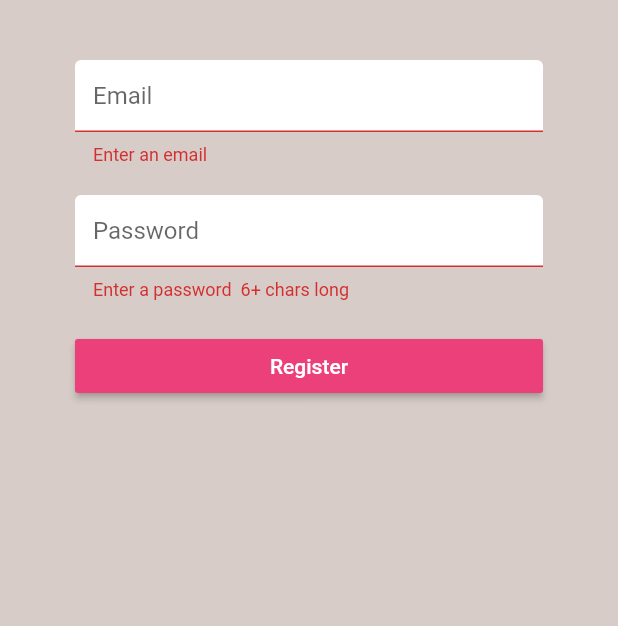
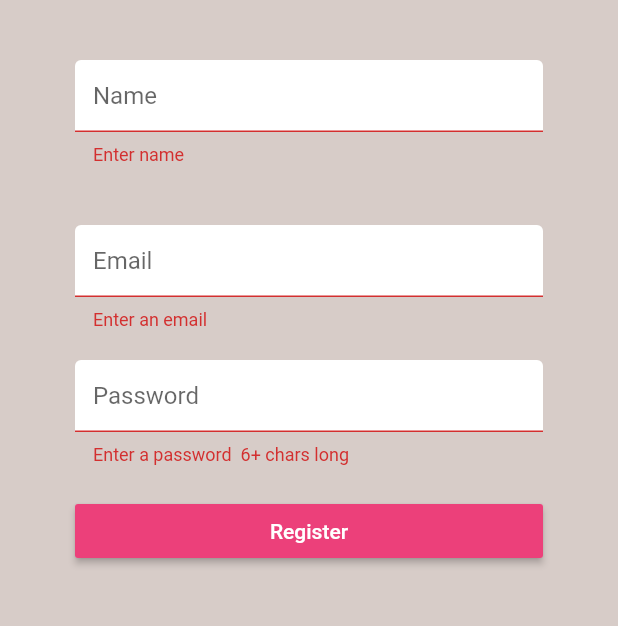
Before and after one commit to poudelmadhav/flutter-authentication, a Flutter app: the Register screen opened directly, after a tap on "Register", on a phone screen of 412 x 824 dp, the part 84-710 px from its top. Run offline on Flutter 3.47's test engine with Material 2 defaults, Android fonts, the phone set to English and light mode, and no system bars; our stand-ins replace cloud_firestore, firebase_auth, flutter_spinkit; accounts and stored records are empty.

Commit message:
ask name on register

```diff
--- a/lib/screens/authenticate/register.dart
+++ b/lib/screens/authenticate/register.dart
@@ -17,6 +17,7 @@ class _RegisterState extends State<Register> {
   bool loading = false;
 
   // text field state
+  String name = '';
   String email = '';
   String password = '';
   String error = '';
@@ -53,6 +54,16 @@ class _RegisterState extends State<Register> {
                     SizedBox(height: 20.0),
                     TextFormField(
                       decoration:
+                          textInputDecoration.copyWith(hintText: 'Name'),
+                      validator: (val) => val.isEmpty ? 'Enter name' : null,
+                      onChanged: (val) {
+                        setState(() => name = val);
+                      },
+                    ),
+                    SizedBox(height: 20.0),
+                    SizedBox(height: 20.0),
+                    TextFormField(
+                      decoration:
                           textInputDecoration.copyWith(hintText: 'Email'),
                       validator: (val) => val.isEmpty ? 'Enter an email' : null,
                       onChanged: (val) {
@@ -81,8 +92,9 @@ class _RegisterState extends State<Register> {
                       onPressed: () async {
                         if (_formKey.currentState.validate()) {
                           setState(() => loading = true);
-                          dynamic result = await _auth
-                              .registerWithEmailAndPassword(email, password);
+                          dynamic result =
+                              await _auth.registerWithEmailAndPassword(
+                                  name, email, password);
                           print(result);
                           if (result == null) {
                             setState(() {
--- a/lib/services/auth.dart
+++ b/lib/services/auth.dart
@@ -43,7 +43,8 @@ class AuthService {
   }
 
   // register with email & password
-  Future registerWithEmailAndPassword(String email, String password) async {
+  Future registerWithEmailAndPassword(
+      String name, String email, String password) async {
     try {
       AuthResult result = await _auth.createUserWithEmailAndPassword(
         email: email,
@@ -52,8 +53,7 @@ class AuthService {
       FirebaseUser user = result.user;
 
       // create a new document for the user with uid
-      await DatabaseService(uid: user.uid)
-          .updateUserData('0', 'new crew member', 100);
+      await DatabaseService(uid: user.uid).updateUserData('0', name, 100);
       return _userFromFirebaseUSer(user);
     } catch (e) {
       print(e.toString());
```
